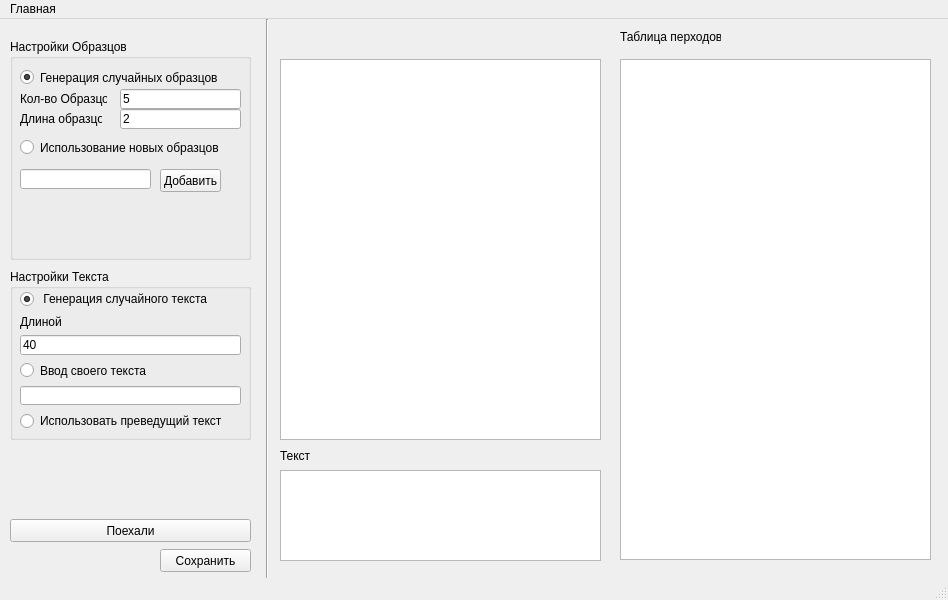
ruslans-s/avtomati_v2, file mainwindow.ui: the form before one commit.
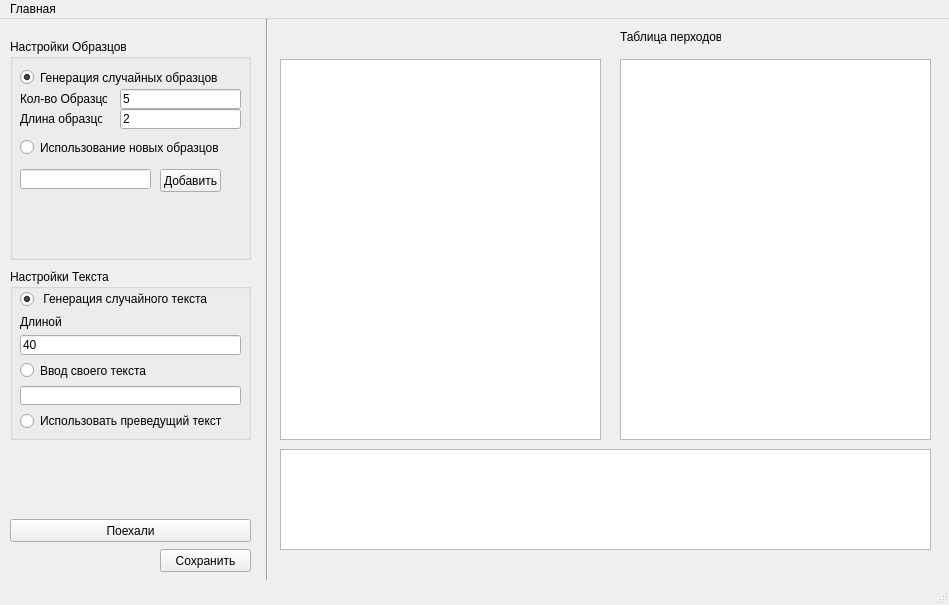
The form after the commit.

Commit message: Добавил таблицу для текста и сделал вывод основного текста туда

What changed in the file:
```diff
--- a/mainwindow.ui
+++ b/mainwindow.ui
@@ -6,8 +6,8 @@
    <rect>
     <x>0</x>
     <y>0</y>
-    <width>948</width>
-    <height>600</height>
+    <width>949</width>
+    <height>605</height>
    </rect>
   </property>
   <property name="windowTitle">
@@ -169,7 +169,7 @@
       <x>620</x>
       <y>40</y>
       <width>311</width>
-      <height>501</height>
+      <height>381</height>
      </rect>
     </property>
     <property name="font">
@@ -280,29 +280,6 @@
      </layout>
     </widget>
    </widget>
-   <widget class="QListWidget" name="text_conclusion">
-    <property name="geometry">
-     <rect>
-      <x>280</x>
-      <y>451</y>
-      <width>321</width>
-      <height>91</height>
-     </rect>
-    </property>
-   </widget>
-   <widget class="QLabel" name="label_4">
-    <property name="geometry">
-     <rect>
-      <x>280</x>
-      <y>430</y>
-      <width>47</width>
-      <height>13</height>
-     </rect>
-    </property>
-    <property name="text">
-     <string>Текст</string>
-    </property>
-   </widget>
    <widget class="QPushButton" name="pushButton_3">
     <property name="geometry">
      <rect>
@@ -316,13 +293,29 @@
      <string>Сохранить</string>
     </property>
    </widget>
+   <widget class="QTableView" name="textOutput">
+    <property name="geometry">
+     <rect>
+      <x>280</x>
+      <y>430</y>
+      <width>651</width>
+      <height>101</height>
+     </rect>
+    </property>
+    <attribute name="horizontalHeaderMinimumSectionSize">
+     <number>30</number>
+    </attribute>
+    <attribute name="horizontalHeaderDefaultSectionSize">
+     <number>39</number>
+    </attribute>
+   </widget>
   </widget>
   <widget class="QMenuBar" name="menubar">
    <property name="geometry">
     <rect>
      <x>0</x>
      <y>0</y>
-     <width>948</width>
+     <width>949</width>
      <height>21</height>
     </rect>
    </property>
```
The commit also changes 2 other files.
